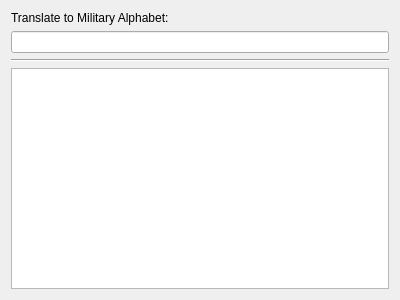
The window that xl8_dialog.ui (gonewest818/charlie-foxtrot) describes before a commit, drawn with Qt 5.
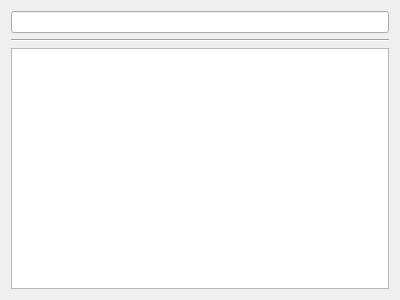
The same window after the commit.

Commit message: set title on convert dialog

The edit to the form file:
```diff
--- a/xl8_dialog.ui
+++ b/xl8_dialog.ui
@@ -14,13 +14,6 @@
    <string>Dialog</string>
   </property>
   <layout class="QVBoxLayout" name="verticalLayout">
-   <item>
-    <widget class="QLabel" name="label">
-     <property name="text">
-      <string>Translate to Military Alphabet:</string>
-     </property>
-    </widget>
-   </item>
    <item>
     <widget class="QLineEdit" name="input"/>
    </item>
```
Left out of the diff: 2 changed lines with no effect on the pictures.
